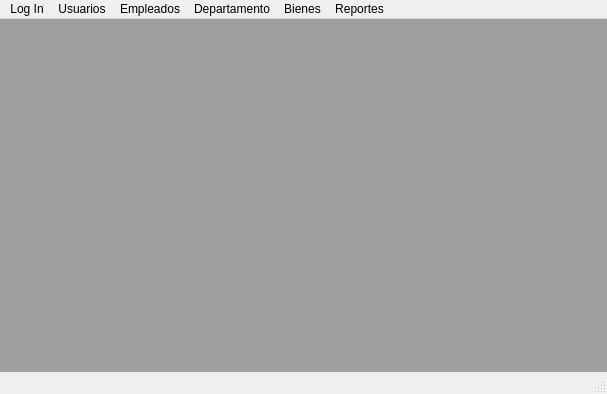
Before: the Qt Designer form src/mdi.ui in rvqzs/tresPatitos, drawn with Qt 5.
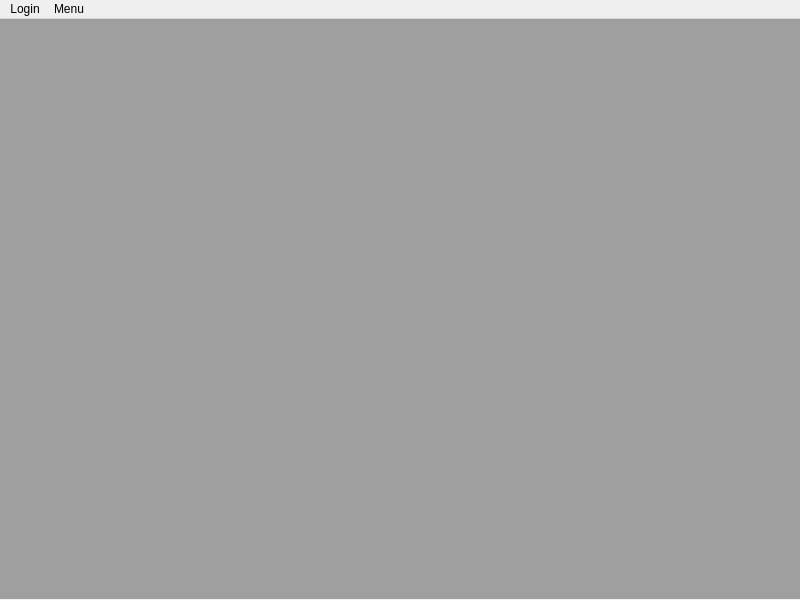
After: the same form once the commit is applied.

The edit to the form file:
```diff
--- a/src/mdi.ui
+++ b/src/mdi.ui
@@ -6,8 +6,8 @@
    <rect>
     <x>0</x>
     <y>0</y>
-    <width>607</width>
-    <height>394</height>
+    <width>800</width>
+    <height>600</height>
    </rect>
   </property>
   <property name="windowTitle">
@@ -17,10 +17,10 @@
    <widget class="QMdiArea" name="mdiArea">
     <property name="geometry">
      <rect>
-      <x>0</x>
-      <y>0</y>
-      <width>611</width>
-      <height>361</height>
+      <x>-1</x>
+      <y>-1</y>
+      <width>801</width>
+      <height>581</height>
      </rect>
     </property>
    </widget>
@@ -30,51 +30,49 @@
     <rect>
      <x>0</x>
      <y>0</y>
-     <width>607</width>
+     <width>800</width>
      <height>21</height>
     </rect>
    </property>
-   <widget class="QMenu" name="mnuUsuarios">
+   <widget class="QMenu" name="menuLogin">
     <property name="title">
-     <string>Usuarios</string>
+     <string>Login</string>
     </property>
    </widget>
-   <widget class="QMenu" name="mnuEmpleados">
+   <widget class="QMenu" name="menuMenu">
     <property name="title">
-     <string>Empleados</string>
+     <string>Menu</string>
     </property>
-   </widget>
-   <widget class="QMenu" name="mnuDepartamentos">
-    <property name="title">
-     <string>Departamento</string>
-    </property>
-   </widget>
-   <widget class="QMenu" name="mnuBienes">
-    <property name="title">
-     <string>Bienes</string>
-    </property>
-    <addaction name="mniAsignar"/>
-    <addaction name="mniDesligar"/>
+    <widget class="QMenu" name="mniBienes">
+     <property name="title">
+      <string>Bienes</string>
+     </property>
+     <addaction name="mniAsignar"/>
+     <addaction name="mniDesligar"/>
+    </widget>
+    <addaction name="mniUsuarios"/>
+    <addaction name="mniEmpleados"/>
+    <addaction name="mniDepartamentos"/>
     <addaction name="mniBienes"/>
    </widget>
-   <widget class="QMenu" name="mnuReportes">
-    <property name="title">
-     <string>Reportes</string>
-    </property>
-   </widget>
-   <widget class="QMenu" name="mnuLogin">
-    <property name="title">
-     <string>Log In</string>
-    </property>
-   </widget>
-   <addaction name="mnuLogin"/>
-   <addaction name="mnuUsuarios"/>
-   <addaction name="mnuEmpleados"/>
-   <addaction name="mnuDepartamentos"/>
-   <addaction name="mnuBienes"/>
-   <addaction name="mnuReportes"/>
+   <addaction name="menuLogin"/>
+   <addaction name="menuMenu"/>
   </widget>
-  <widget class="QStatusBar" name="statusbar"/>
+  <action name="mniUsuarios">
+   <property name="text">
+    <string>Usuarios</string>
+   </property>
+  </action>
+  <action name="mniEmpleados">
+   <property name="text">
+    <string>Empleados</string>
+   </property>
+  </action>
+  <action name="mniDepartamentos">
+   <property name="text">
+    <string>Departamentos</string>
+   </property>
+  </action>
   <action name="mniAsignar">
    <property name="text">
     <string>Asiganción de bienes</string>
```
Left out of the diff: 13 changed lines with no effect on the pictures.
